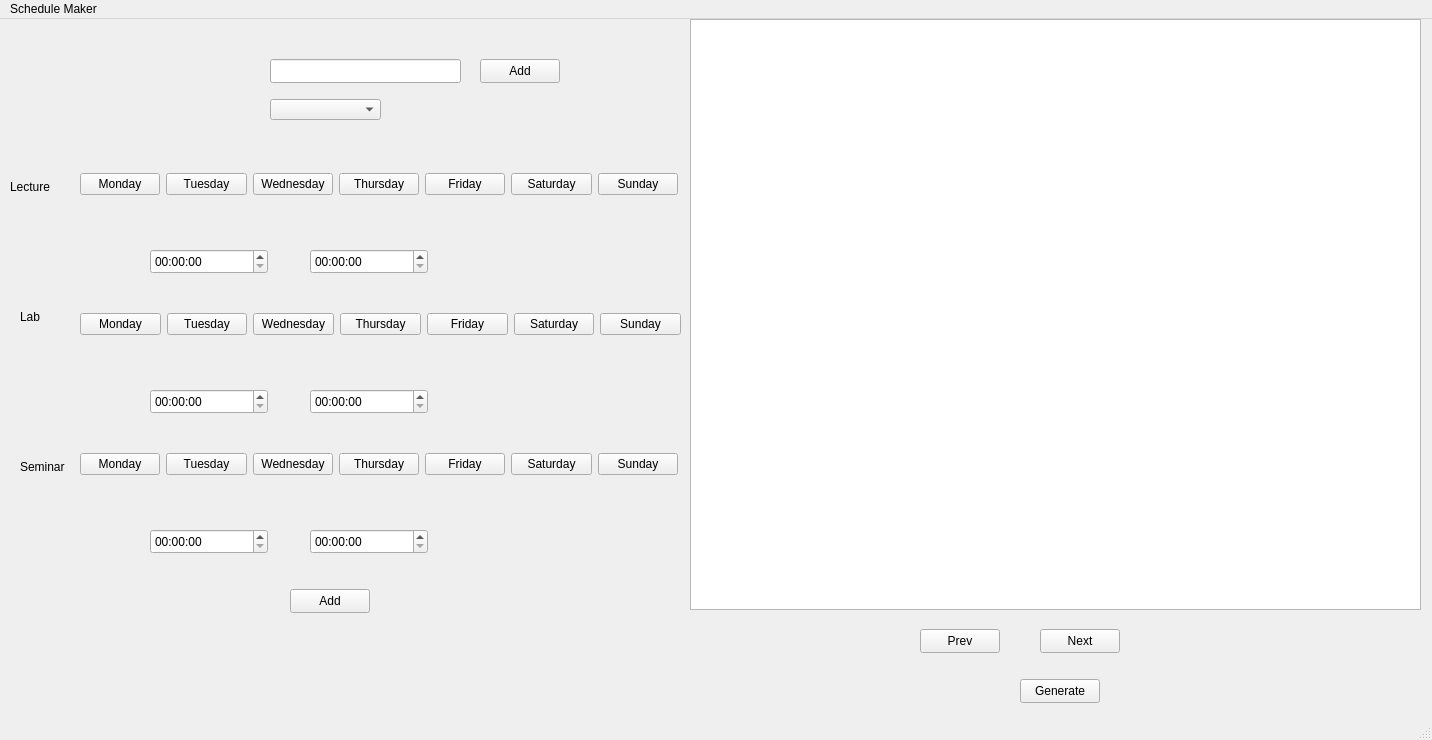
Qt form mainwindow.ui (muzair2003/GriffinScheduler) before a commit.
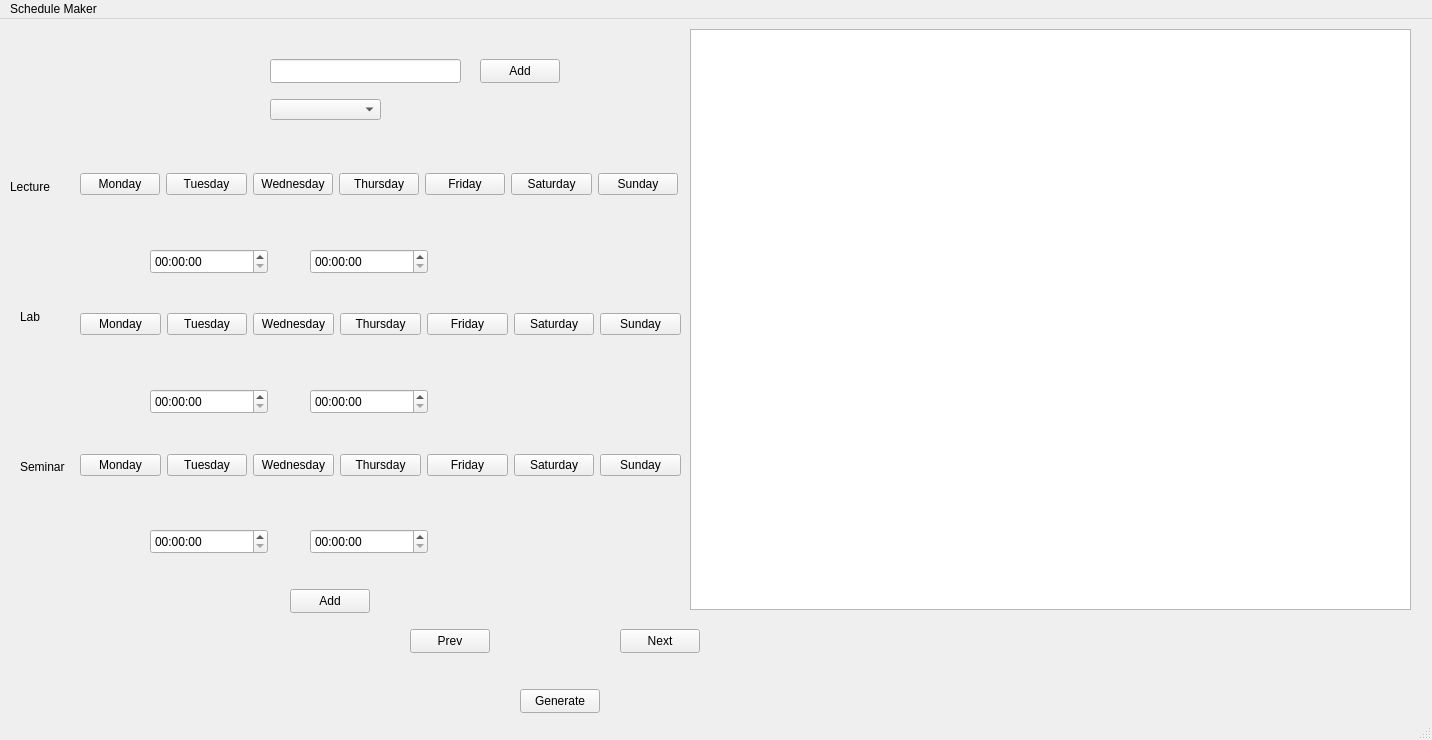
The same form after that commit.

Diff of the .ui file:
```diff
--- a/mainwindow.ui
+++ b/mainwindow.ui
@@ -247,8 +247,8 @@
      <rect>
       <x>80</x>
       <y>410</y>
-      <width>598</width>
-      <height>71</height>
+      <width>601</width>
+      <height>72</height>
      </rect>
     </property>
     <layout class="QHBoxLayout" name="Seminar">
@@ -345,8 +345,8 @@
    <widget class="QPushButton" name="AlgorithmButton">
     <property name="geometry">
      <rect>
-      <x>1020</x>
-      <y>660</y>
+      <x>520</x>
+      <y>670</y>
       <width>80</width>
       <height>24</height>
      </rect>
@@ -359,16 +359,16 @@
     <property name="geometry">
      <rect>
       <x>690</x>
-      <y>0</y>
-      <width>731</width>
-      <height>591</height>
+      <y>10</y>
+      <width>721</width>
+      <height>581</height>
      </rect>
     </property>
    </widget>
    <widget class="QPushButton" name="prevPageButton">
     <property name="geometry">
      <rect>
-      <x>920</x>
+      <x>410</x>
       <y>610</y>
       <width>80</width>
       <height>24</height>
@@ -381,7 +381,7 @@
    <widget class="QPushButton" name="nextPageButton">
     <property name="geometry">
      <rect>
-      <x>1040</x>
+      <x>620</x>
       <y>610</y>
       <width>80</width>
       <height>24</height>
```
Left out of the diff: 13 changed lines with no effect on the pictures.
